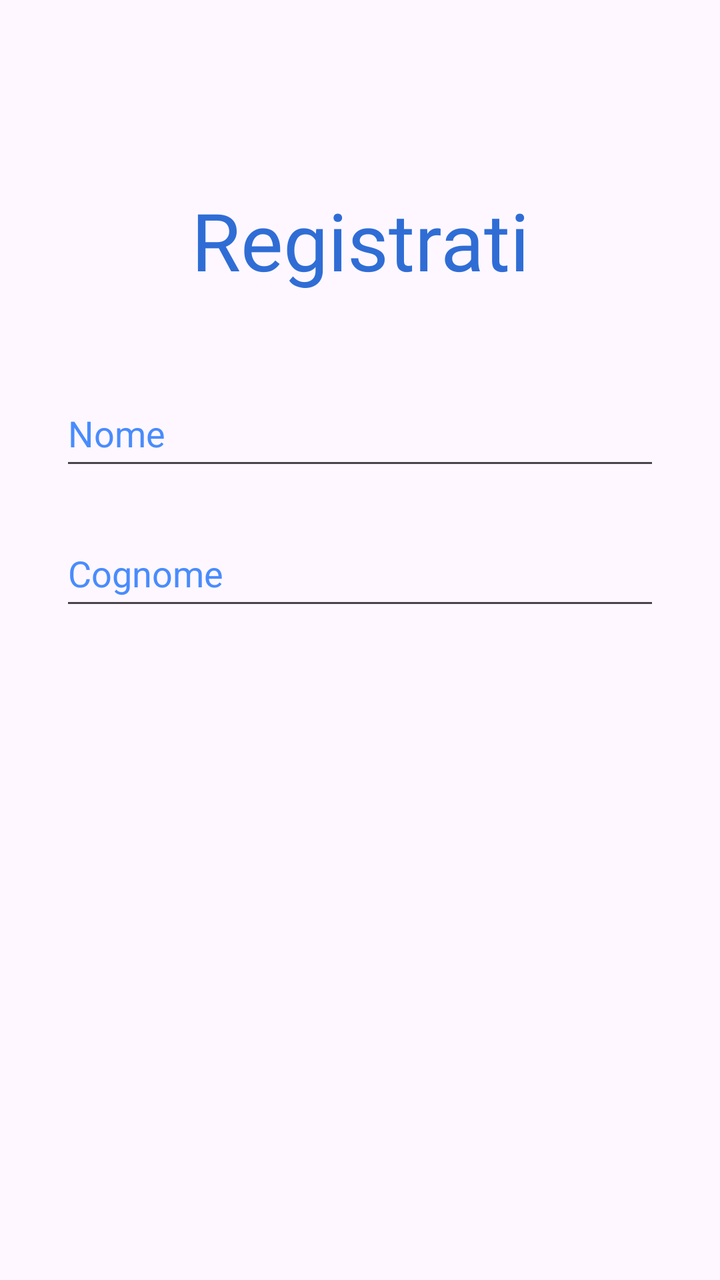
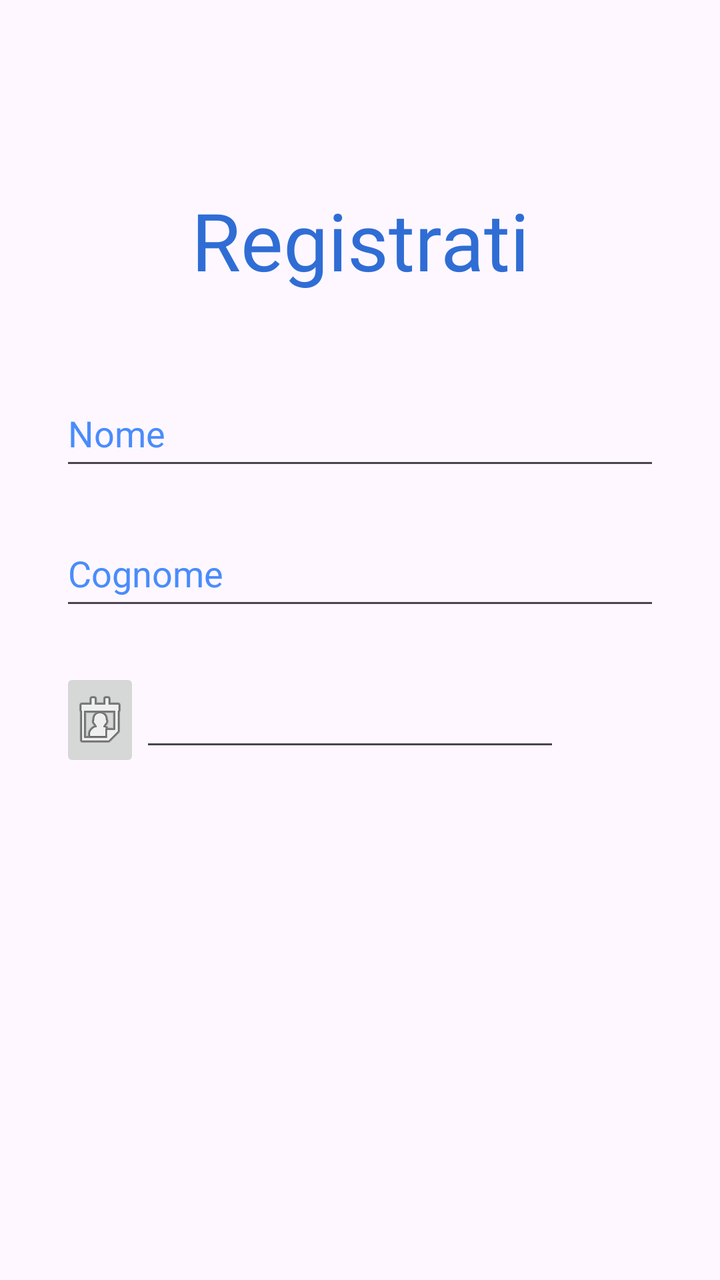

Before-and-after screenshots of an Android layout around one commit, followed by the original layout XML and the change that was made.
<!-- AndroidManifest.xml: application theme Theme.AsilApp -->
<!-- res/layout/fragment_signup.xml -->
<?xml version="1.0" encoding="utf-8"?>
<LinearLayout xmlns:android="http://schemas.android.com/apk/res/android"
    xmlns:app="http://schemas.android.com/apk/res-auto"
    xmlns:tools="http://schemas.android.com/tools"
    android:layout_width="match_parent"
    android:layout_height="match_parent"
    android:layout_gravity="center"
    android:orientation="vertical"
    tools:context=".SignupFragment">

    <androidx.constraintlayout.widget.ConstraintLayout
        android:layout_width="match_parent"
        android:layout_height="100dp"
        android:layout_marginTop="70dp">

        <TextView
            android:id="@+id/signupTextView"
            android:layout_width="wrap_content"
            android:layout_height="wrap_content"
            android:fontFamily="@font/titillium_web_bold"
            android:text="Registrati"
            android:textColor="@color/titleColor"
            android:textSize="@dimen/title1FontSize"
            app:layout_constraintBottom_toBottomOf="parent"
            app:layout_constraintEnd_toEndOf="parent"
            app:layout_constraintStart_toStartOf="parent"
            app:layout_constraintTop_toTopOf="parent" />
    </androidx.constraintlayout.widget.ConstraintLayout>

    <EditText
        android:id="@+id/nameInputRegister"
        android:layout_width="@dimen/inputTextWidth"
        android:layout_height="@dimen/inpuTextHeight"
        android:layout_gravity="center"
        android:layout_marginTop="@dimen/marginBetweenInputs"
        android:ems="10"
        android:inputType="text"
        android:text="Nome"
        android:textColor="@color/textColor"
        android:textColorHint="@color/textPlaceholderColor" />

    <EditText
        android:id="@+id/surnameInputRegister"
        android:layout_width="@dimen/inputTextWidth"
        android:layout_height="@dimen/inpuTextHeight"
        android:layout_gravity="center"
        android:layout_marginTop="@dimen/marginBetweenInputs"
        android:ems="10"
        android:inputType="text"
        android:text="Cognome"
        android:textColor="@color/textColor"
        android:textColorHint="@color/textPlaceholderColor" />
</LinearLayout>
<!-- resources referenced by this layout -->
<resources>
  <color name="textColor">#498cfc</color>
  <color name="textPlaceholderColor">#919191</color>
  <color name="titleColor">#2f6dd5</color>
  <dimen name="inpuTextHeight">50dp</dimen>
  <dimen name="inputTextWidth">300dp</dimen>
  <dimen name="marginBetweenInputs">20dp</dimen>
  <dimen name="title1FontSize">40dp</dimen>
  <style name="Theme.AsilApp" parent="Base.Theme.AsilApp" />
  <style name="Base.Theme.AsilApp" parent="Theme.Material3.DayNight.NoActionBar">
          
          
      </style>
</resources>

<!-- the commit's change to res/layout/fragment_signup.xml (unified diff, before → after) -->
@@ -50,4 +50,29 @@
         android:text="Cognome"
         android:textColor="@color/textColor"
         android:textColorHint="@color/textPlaceholderColor" />
+
+
+    <androidx.appcompat.widget.LinearLayoutCompat
+        android:layout_width="@dimen/inputTextWidth"
+        android:layout_height="60dp"
+        android:layout_gravity="center"
+        android:layout_marginTop="@dimen/marginBetweenInputs"
+        android:orientation="horizontal">
+
+        <ImageButton
+            android:id="@+id/datePickerButton"
+            android:layout_width="40dp"
+            android:layout_height="wrap_content"
+            android:layout_gravity="center"
+            android:src="@android:drawable/ic_menu_my_calendar"
+            android:text="Pick a Date" />
+
+        <EditText
+            android:id="@+id/editTextDate"
+            android:layout_width="wrap_content"
+            android:layout_height="wrap_content"
+            android:layout_gravity="center"
+            android:ems="10"
+            android:inputType="date" />
+    </androidx.appcompat.widget.LinearLayoutCompat>
 </LinearLayout>
